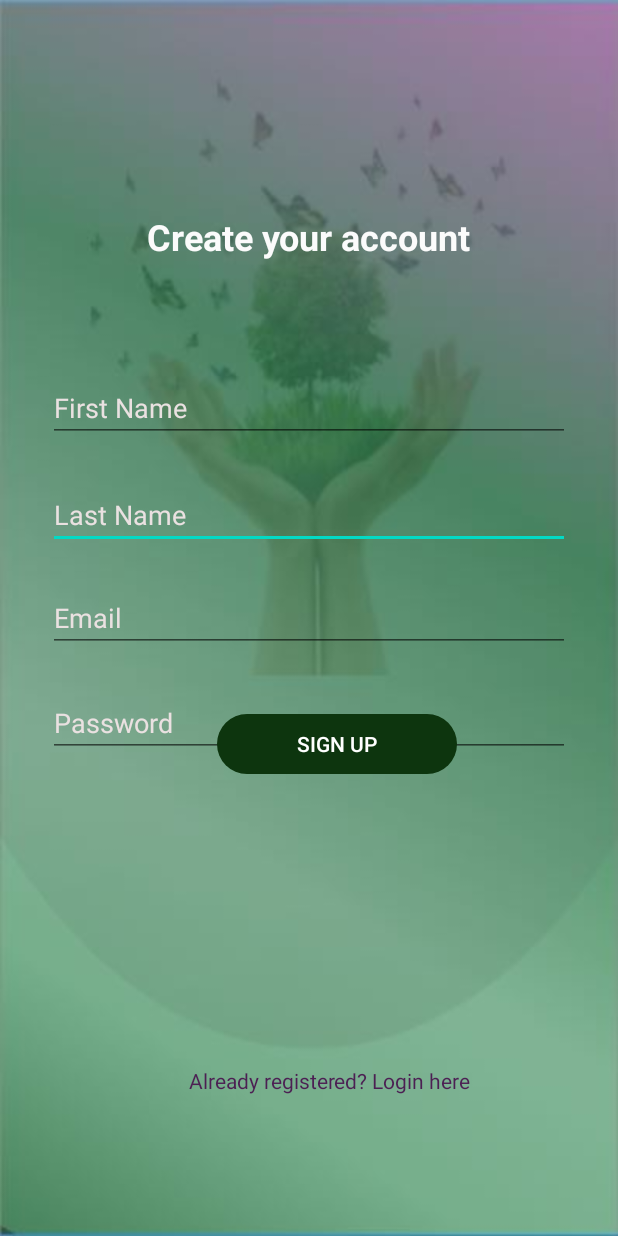
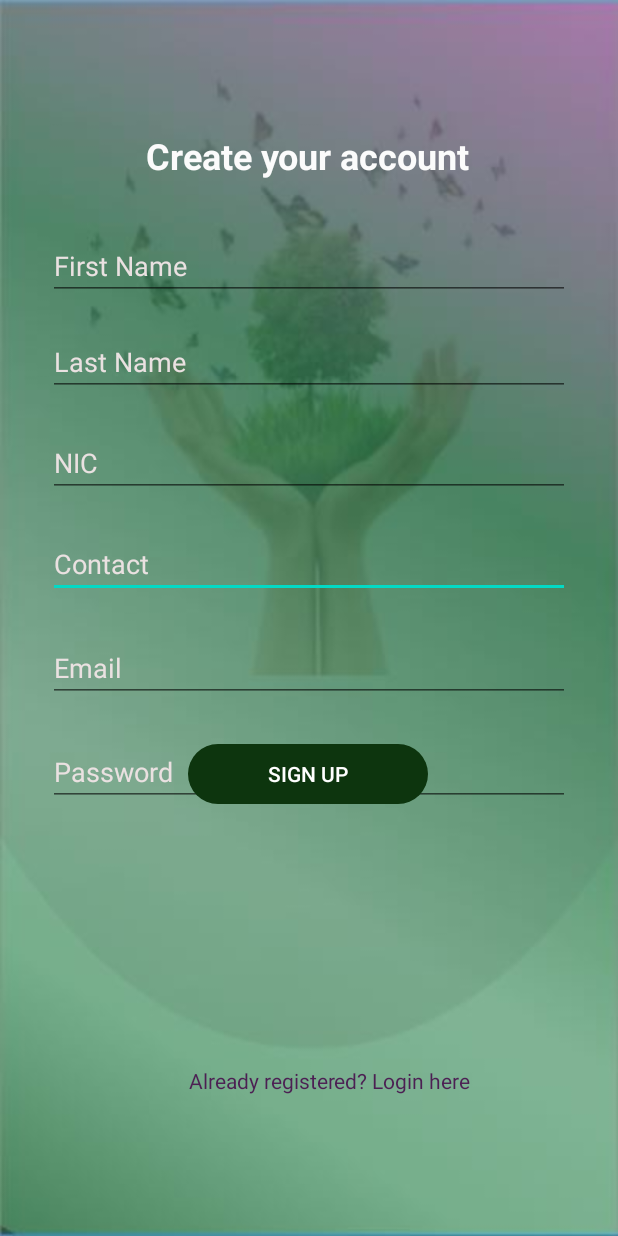
Before and after one commit to PrabuddhaJayakodi/SaveUp, an Android app: the register screen opened directly, with no data from a screen before it, on a phone screen of 412 x 824 dp. Run offline under Robolectric (Android 15) with nearby library versions, the light colour scheme and no system bars; our stand-ins replace Firebase (no records; nobody signed in at launch, a user with empty details on screens opened directly); Roboto replaces fonts that are not available here.

Commit message:
signup update

```diff
--- a/MyApplication3/app/src/main/res/layout/activity_register.xml
+++ b/MyApplication3/app/src/main/res/layout/activity_register.xml
@@ -7,17 +7,36 @@
     android:background="@drawable/registerui"
     tools:context=".register">
 
+
+    <EditText
+        android:id="@+id/contact"
+        android:layout_width="0dp"
+        android:layout_height="wrap_content"
+        android:layout_marginStart="32dp"
+        android:layout_marginEnd="32dp"
+        android:ems="10"
+        android:hint="Contact"
+        android:inputType="textPersonName"
+        android:textColor="#FFFFFF"
+        android:textColorHint="#EAE1E1"
+        app:layout_constraintBottom_toBottomOf="parent"
+        app:layout_constraintEnd_toEndOf="parent"
+        app:layout_constraintHorizontal_bias="0.0"
+        app:layout_constraintStart_toStartOf="parent"
+        app:layout_constraintTop_toTopOf="parent"
+        app:layout_constraintVertical_bias="0.454" />
+
     <Button
         android:id="@+id/login"
         android:layout_width="160dp"
         android:layout_height="40dp"
-        android:layout_marginTop="476dp"
+        android:layout_marginTop="496dp"
         android:background="@drawable/btn_design2"
         android:backgroundTint="#0D350E"
         android:text="Sign Up"
         android:textColor="#FFFFFF"
         app:layout_constraintEnd_toEndOf="parent"
-        app:layout_constraintHorizontal_bias="0.573"
+        app:layout_constraintHorizontal_bias="0.498"
         app:layout_constraintStart_toStartOf="parent"
         app:layout_constraintTop_toTopOf="parent" />
 
@@ -34,11 +53,10 @@
         android:textColorHint="#EAE1E1"
         app:layout_constraintBottom_toBottomOf="parent"
         app:layout_constraintEnd_toEndOf="parent"
-        app:layout_constraintHorizontal_bias="0.489"
+        app:layout_constraintHorizontal_bias="0.0"
         app:layout_constraintStart_toStartOf="parent"
         app:layout_constraintTop_toTopOf="parent"
-        app:layout_constraintVertical_bias="0.412" />
-
+        app:layout_constraintVertical_bias="0.281" />
 
     <EditText
         android:id="@+id/username"
@@ -53,8 +71,28 @@
         android:textColorHint="#EAE1E1"
         app:layout_constraintBottom_toBottomOf="parent"
         app:layout_constraintEnd_toEndOf="parent"
+        app:layout_constraintHorizontal_bias="0.0"
         app:layout_constraintStart_toStartOf="parent"
-        app:layout_constraintTop_toTopOf="parent" />
+        app:layout_constraintTop_toTopOf="parent"
+        app:layout_constraintVertical_bias="0.543" />
+
+    <EditText
+        android:id="@+id/nic_no"
+        android:layout_width="0dp"
+        android:layout_height="wrap_content"
+        android:layout_marginStart="32dp"
+        android:layout_marginEnd="32dp"
+        android:ems="10"
+        android:hint="NIC"
+        android:inputType="textPersonName"
+        android:textColor="#FFFFFF"
+        android:textColorHint="#EAE1E1"
+        app:layout_constraintBottom_toBottomOf="parent"
+        app:layout_constraintEnd_toEndOf="parent"
+        app:layout_constraintHorizontal_bias="0.0"
+        app:layout_constraintStart_toStartOf="parent"
+        app:layout_constraintTop_toTopOf="parent"
+        app:layout_constraintVertical_bias="0.367" />
 
     <EditText
         android:id="@+id/password"
@@ -72,7 +110,7 @@
         app:layout_constraintHorizontal_bias="0.0"
         app:layout_constraintStart_toStartOf="parent"
         app:layout_constraintTop_toTopOf="parent"
-        app:layout_constraintVertical_bias="0.59" />
+        app:layout_constraintVertical_bias="0.632" />
 
     <EditText
         android:id="@+id/firstname"
@@ -87,10 +125,10 @@
         android:textColorHint="#EAE1E1"
         app:layout_constraintBottom_toBottomOf="parent"
         app:layout_constraintEnd_toEndOf="parent"
-        app:layout_constraintHorizontal_bias="1.0"
+        app:layout_constraintHorizontal_bias="0.0"
         app:layout_constraintStart_toStartOf="parent"
         app:layout_constraintTop_toTopOf="parent"
-        app:layout_constraintVertical_bias="0.32" />
+        app:layout_constraintVertical_bias="0.199" />
 
     <ProgressBar
         android:id="@+id/progressBar"
@@ -130,8 +168,9 @@
         android:textStyle="bold"
         app:layout_constraintBottom_toBottomOf="parent"
         app:layout_constraintEnd_toEndOf="parent"
+        app:layout_constraintHorizontal_bias="0.497"
         app:layout_constraintStart_toStartOf="parent"
         app:layout_constraintTop_toTopOf="parent"
-        app:layout_constraintVertical_bias="0.179" />
+        app:layout_constraintVertical_bias="0.11" />
 
 </androidx.constraintlayout.widget.ConstraintLayout>
```
Also changed, not shown: MyApplication3/app/src/main/java/com/myproject/myapplication3/register.java (+51 -1 lines).
